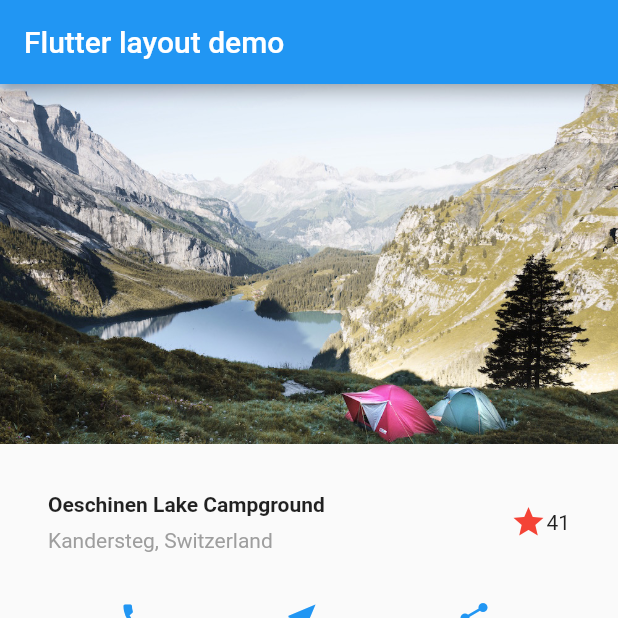
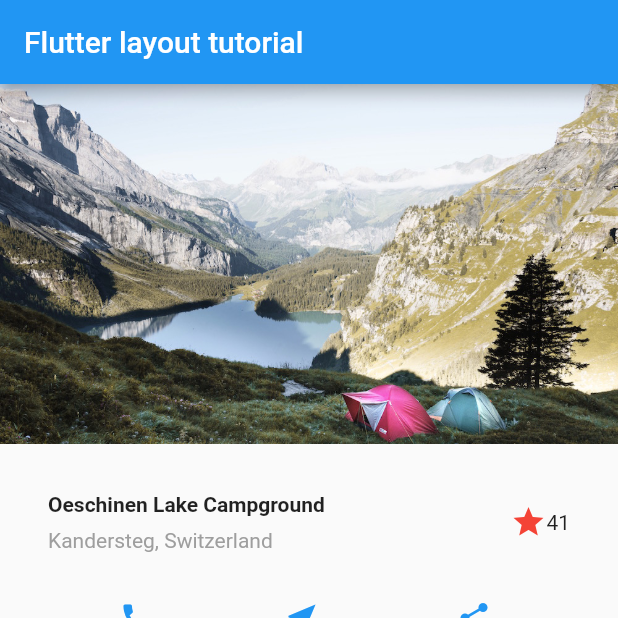
Before and after one commit to steadev/order-management, a Flutter app: the screen it shows after launch, on a phone screen of 412 x 824 dp, the top half of it. Run offline on Flutter 3.47's test engine with Material 2 defaults, Android fonts, the phone set to English and light mode, and no system bars.

Commit message:
feat: flutter layout tutorial

```diff
--- a/lib/main.dart
+++ b/lib/main.dart
@@ -73,7 +73,7 @@ class App extends StatelessWidget {
       title: 'Flutter layout demo',
       home: Scaffold(
         appBar: AppBar(
-          title: const Text('Flutter layout demo'),
+          title: const Text('Flutter layout tutorial'),
         ),
         body: ListView(
           children: [
```
